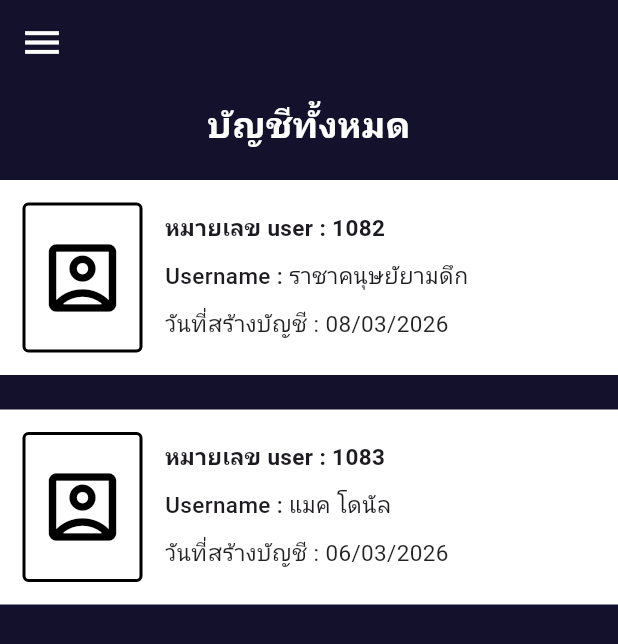
After one commit to KantinanSrisuwan/AuraMuseApp, a Flutter app: the AdminUser screen opened by its route, on a phone screen of 412 x 824 dp. The commit adds this screen. Shown: the top 644 px of the screen. Run offline on Flutter 3.47's test engine with Material 3 defaults, Android fonts, the phone set to English and light mode, and no system bars; our stand-ins replace flutter_svg, palette_generator; network calls fail; Roboto replaces fonts that are missing (Kanit).

Commit message:
Updated all main admin mode

```diff
--- a/lib/core/routes/admin_routes.dart
+++ b/lib/core/routes/admin_routes.dart
@@ -4,11 +4,15 @@ import 'package:flutter/material.dart';
 import '../../views/admin/admin_dashboard.dart';
 import '../../views/admin/admin_report.dart';
 import '../../views/admin/admin_deck.dart';
+import '../../views/admin/admin_user.dart';
+import '../../views/admin/admin_verified.dart';
 
 class AdminRoutes {
   static const String adminDashboard = '/admin/dashboard';
   static const String adminReport = '/admin/report';
   static const String adminDeck = '/admin/deck';
+  static const String adminUser = '/admin/user';
+  static const String adminVerified = '/admin/verified';
   // เพิ่ม path อื่นๆ ของ admin ที่นี่ เช่น /admin/settings
 
   static Map<String, WidgetBuilder> getRoutes() {
@@ -16,6 +20,8 @@ class AdminRoutes {
       adminDashboard: (context) => const AdminDashboard(),
       adminReport: (context) => const AdminReport(),
       adminDeck: (context) => const AdminDeck(),
+      adminUser: (context) => const AdminUser(),
+      adminVerified: (context) => const AdminVerified(),
     };
   }
 }
--- a/lib/views/admin/admin_dashboard.dart
+++ b/lib/views/admin/admin_dashboard.dart
@@ -1,6 +1,4 @@
 import 'package:flutter/material.dart';
-import '../../core/routes/app_routes.dart';
-import '../../core/routes/admin_routes.dart';
 import '../widgets/admin_drawer.dart';
 
 class AdminDashboard extends StatefulWidget {
--- a/lib/views/admin/admin_report.dart
+++ b/lib/views/admin/admin_report.dart
@@ -1,6 +1,4 @@
 import 'package:flutter/material.dart';
-import '../../core/routes/admin_routes.dart';
-import '../../core/routes/app_routes.dart';
 import '../widgets/admin_drawer.dart';
 
 class AdminReport extends StatefulWidget {
--- /dev/null
+++ b/lib/views/admin/admin_user.dart
@@ -0,0 +1,128 @@
+import 'package:flutter/material.dart';
+import '../widgets/admin_drawer.dart';
+
+class AdminUser extends StatefulWidget {
+  const AdminUser({super.key});
+
+  @override
+  State<AdminUser> createState() => _AdminUserState();
+}
+
+class _AdminUserState extends State<AdminUser> {
+  // ใช้ GlobalKey เพื่อให้มั่นใจว่าปุ่มเบอร์เกอร์บาร์กดติดแน่นอน
+  final GlobalKey<ScaffoldState> _scaffoldKey = GlobalKey<ScaffoldState>();
+
+  @override
+  Widget build(BuildContext context) {
+    return Scaffold(
+      key: _scaffoldKey,
+      backgroundColor: const Color(0xFF13112B),
+      appBar: AppBar(
+        backgroundColor: Colors.transparent,
+        elevation: 0,
+        leading: IconButton(
+          icon: const Icon(Icons.menu, color: Colors.white, size: 30),
+          onPressed: () {
+            _scaffoldKey.currentState?.openDrawer();
+          },
+        ),
+      ),
+      // ไฮไลท์ที่เมนู 'User'
+      drawer: const AdminDrawer(currentRoute: 'User'),
+      body: Column(
+        children: [
+          const SizedBox(height: 10),
+          const Text(
+            "บัญชีทั้งหมด",
+            style: TextStyle(
+              color: Colors.white,
+              fontSize: 24,
+              fontWeight: FontWeight.bold,
+            ),
+          ),
+          const SizedBox(height: 20),
+          Expanded(
+            child: ListView(
+              children: [
+                _buildUserItem(
+                  userId: "1082",
+                  username: "ราชาคนุษยัยามดึก",
+                  dateCreated: "08/03/2026",
+                ),
+                _buildUserItem(
+                  userId: "1083",
+                  username: "แมค โดนัล",
+                  dateCreated: "06/03/2026",
+                ),
+                // สามารถเพิ่ม User อื่นๆ ตรงนี้
+              ],
+            ),
+          ),
+        ],
+      ),
+    );
+  }
+
+  // Widget สำหรับบล็อกข้อมูลผู้ใช้งาน
+  Widget _buildUserItem({
+    required String userId,
+    required String username,
+    required String dateCreated,
+  }) {
+    return InkWell(
+      onTap: () {
+        print("ไปที่หน้าดูรายละเอียดของ User ID: $userId");
+      },
+      child: Container(
+        margin: const EdgeInsets.only(bottom: 15),
+        padding: const EdgeInsets.all(15),
+        decoration: const BoxDecoration(
+          color: Colors.white,
+          border: Border(
+            bottom: BorderSide(color: Color(0xFF13112B), width: 8),
+          ),
+        ),
+        child: Row(
+          crossAxisAlignment: CrossAxisAlignment.start,
+          children: [
+            // ไอคอนรูปบัญชี/โปรไฟล์ด้านซ้าย
+            Container(
+              width: 80,
+              height: 100,
+              decoration: BoxDecoration(
+                color: Colors.white,
+                border: Border.all(color: Colors.black, width: 2),
+                borderRadius: BorderRadius.circular(4),
+              ),
+              child: const Icon(Icons.account_box_outlined, color: Colors.black, size: 60),
+            ),
+            const SizedBox(width: 15),
+            // ข้อมูล User ด้านขวา
+            Expanded(
+              child: Column(
+                crossAxisAlignment: CrossAxisAlignment.start,
+                children: [
+                  const SizedBox(height: 5),
+                  Text(
+                    "หมายเลข user : $userId",
+                    style: const TextStyle(fontWeight: FontWeight.bold, fontSize: 15),
+                  ),
+                  const SizedBox(height: 10),
+                  Text(
+                    "Username : $username",
+                    style: const TextStyle(fontSize: 15, fontWeight: FontWeight.w500),
+                  ),
+                  const SizedBox(height: 10),
+                  Text(
+                    "วันที่สร้างบัญชี : $dateCreated",
+                    style: const TextStyle(fontSize: 15, color: Colors.black87),
+                  ),
+                ],
+              ),
+            ),
+          ],
+        ),
+      ),
+    );
+  }
+}
--- a/lib/views/widgets/admin_drawer.dart
+++ b/lib/views/widgets/admin_drawer.dart
@@ -29,8 +29,8 @@ class AdminDrawer extends StatelessWidget {
           _menuItem(context, Icons.home, "Home", AdminRoutes.adminDashboard),
           _menuItem(context, Icons.description, "Report", AdminRoutes.adminReport),
           _menuItem(context, Icons.style, "Deck", AdminRoutes.adminDeck),
-          _menuItem(context, Icons.person, "User", ""),
-          _menuItem(context, Icons.check_circle_outline, "Verified", ""),
+          _menuItem(context, Icons.person, "User", AdminRoutes.adminUser),
+          _menuItem(context, Icons.check_circle_outline, "Verified", AdminRoutes.adminVerified),
 
           const Spacer(), // ดัน Logout ไปล่างสุด
 
```
Also changed, not shown: lib/views/admin/admin_verified.dart (added, +123 -0 lines).
